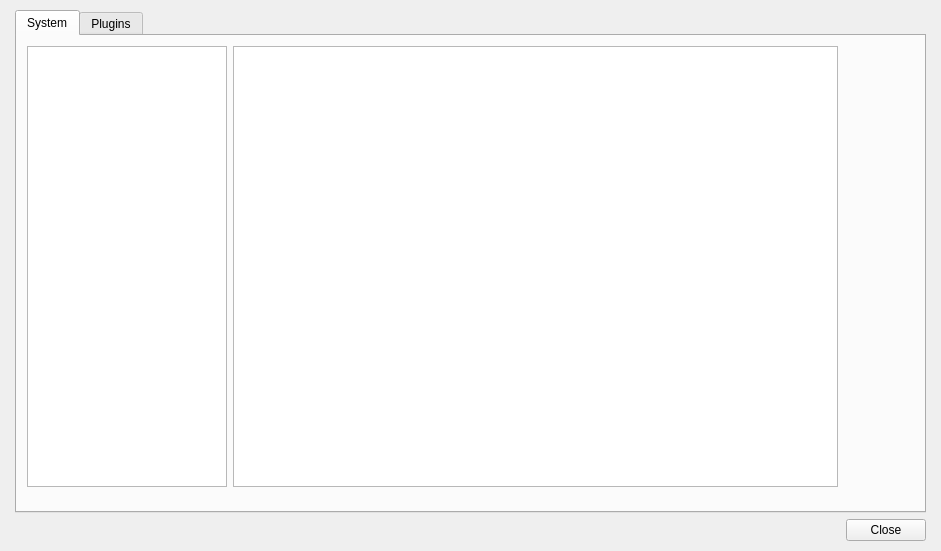
RPG-Paper-Maker/RPG-Paper-Maker, file Editor/Dialogs/dialogscripts.ui: the form before one commit.
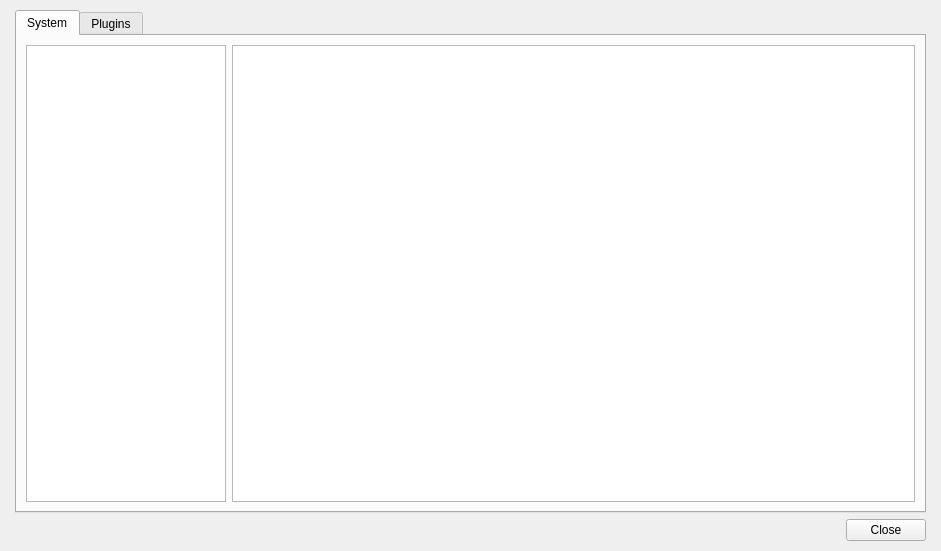
The form after the commit. The open tabs and pages were chosen to show the change. Custom widgets are drawn as their Qt base class.

Commit message: [WIP] Plugins manager: Dialog system custom structure + horizontal scroll bar issue

What changed in the file:
```diff
--- a/Editor/Dialogs/dialogscripts.ui
+++ b/Editor/Dialogs/dialogscripts.ui
@@ -37,15 +37,8 @@
         <attribute name="title">
          <string>System</string>
         </attribute>
-        <widget class="QWidget" name="layoutWidget">
-         <property name="geometry">
-          <rect>
-           <x>10</x>
-           <y>10</y>
-           <width>811</width>
-           <height>441</height>
-          </rect>
-         </property>
+        <layout class="QGridLayout" name="gridLayout_12">
+         <item row="0" column="0">
          <layout class="QHBoxLayout" name="horizontalLayout" stretch="0,0">
           <item>
            <widget class="WidgetSuperTree" name="treeViewSystem">
@@ -61,12 +54,21 @@
               <height>16777215</height>
              </size>
             </property>
+             <property name="horizontalScrollBarPolicy">
+              <enum>Qt::ScrollBarAsNeeded</enum>
+             </property>
             <property name="sizeAdjustPolicy">
              <enum>QAbstractScrollArea::AdjustToContents</enum>
             </property>
+             <property name="headerHidden">
+              <bool>true</bool>
+             </property>
             <attribute name="headerVisible">
              <bool>false</bool>
             </attribute>
+             <attribute name="headerStretchLastSection">
+              <bool>true</bool>
+             </attribute>
            </widget>
           </item>
           <item>
@@ -77,7 +79,8 @@
            </widget>
           </item>
          </layout>
-        </widget>
+         </item>
+        </layout>
        </widget>
        <widget class="QWidget" name="tabPlugins">
         <attribute name="title">
```
Left out of the diff: 8 changed lines with no effect on the pictures. Lines whose indentation alone changed are shown as unchanged. The commit also changes 19 other files.
